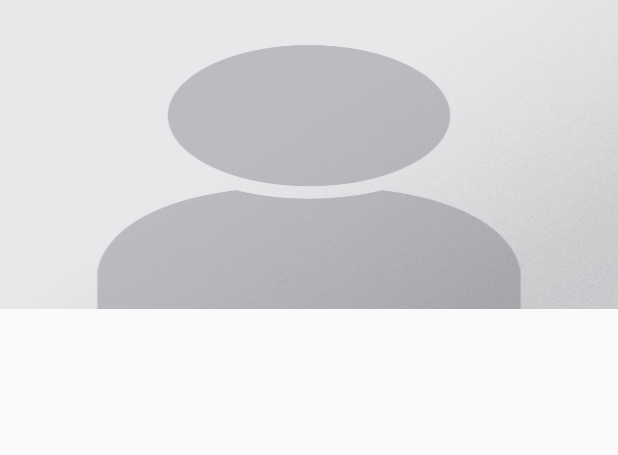
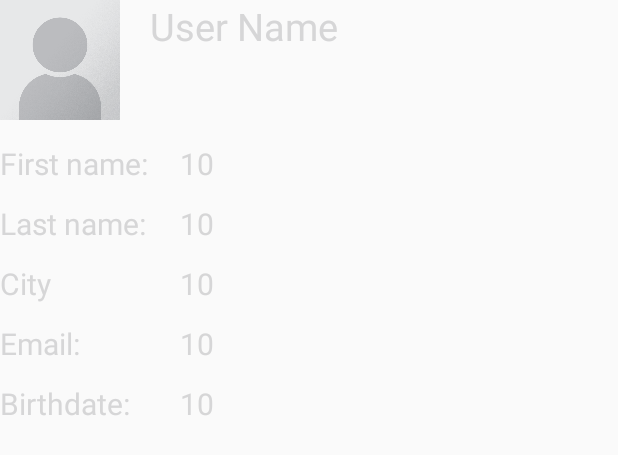
Before and after one commit to sagidana/TrailMe, an Android app: the layout fragment_user_details.xml on its own in the app's theme, with its tools: preview values and no code run, on a phone screen of 412 x 824 dp. Shown: the top 455 px of the screen. Run offline under Robolectric (Android 15) with nearby library versions, the phone set to English and light mode, and no system bars.

Commit message:
user view!

```diff
--- a/App/TrailMe/app/src/main/java/depton/trailme/fragments/HikersFragment.java
+++ b/App/TrailMe/app/src/main/java/depton/trailme/fragments/HikersFragment.java
@@ -101,22 +101,15 @@ public class HikersFragment extends Fragment implements TrailMeListener {
                     User user = new User();
                     user.FirstName = jUsers.getJSONObject(i).getString("FirstName");
                     user.SurName = jUsers.getJSONObject(i).getString("LastName");
-                    user.ID= jUsers.getJSONObject(i).getString("Id");
+                    user.ID = jUsers.getJSONObject(i).getString("Id");
+                    user.Email = jUsers.getJSONObject(i).getString("MailAddress");
+                    user.City = jUsers.getJSONObject(i).getString("City");
+                    user.Birthdate = jUsers.getJSONObject(i).getString("BirthDate");
 
                     users.add(user);
                 }
+
                 mAdapter.updateList(users);
-//                ArrayList<User> users = new ArrayList<>(output.length);
-//
-//                for (int i = 0; i < output.length; i++) {
-//                    User u = new User();
-//                    u.ID = output[i].get("Id");
-//                    u.FirstName = output[i].get("FirstName");
-//                    u.SurName = output[i].get("LastName");
-//                    users.add(u);
-//                    Log.d("Hikers", "HikerFragment - processFinish: Added track " + u.FirstName + " in ID" + String.valueOf(i) + " ");
-//                }
-//                mAdapter.updateList(users);
             }
             else {
                 Log.d("ERROR", "processFinish: Issues Connecting to the server");
--- a/App/TrailMe/app/src/main/java/depton/trailme/fragments/UserDetails.java
+++ b/App/TrailMe/app/src/main/java/depton/trailme/fragments/UserDetails.java
@@ -27,10 +27,7 @@ public class UserDetails extends Fragment {
 
     private OnFragmentInteractionListener mListener;
 
-    public UserDetails() {
-        // Required empty public constructor
-    }
-
+    public UserDetails() { }
 
     public static UserDetails newInstance(User user) {
         UserDetails fragment = new UserDetails();
@@ -51,10 +48,28 @@ public class UserDetails extends Fragment {
     @Override
     public View onCreateView(LayoutInflater inflater, ViewGroup container,
                              Bundle savedInstanceState) {
-        // Inflate the layout for this fragment
+
         View v = inflater.inflate(R.layout.fragment_user_details, container, false);
-        TextView UserName = (TextView)v.findViewById(R.id.UserName);
-        UserName.setText(user.ID);
+
+        TextView username = (TextView)v.findViewById(R.id.userName);
+        username.setText(user.Email);
+
+        TextView firstname = (TextView)v.findViewById(R.id.firstname);
+        firstname.setText(user.FirstName);
+
+        TextView lastname = (TextView)v.findViewById(R.id.lastname);
+        lastname.setText(user.SurName);
+
+        TextView city = (TextView)v.findViewById(R.id.city);
+        city.setText(user.City);
+
+        TextView email = (TextView)v.findViewById(R.id.email);
+        email.setText(user.Email);
+
+        TextView birthdate = (TextView)v.findViewById(R.id.birthdate);
+        birthdate.setText(user.Birthdate);
+
+
         return v;
     }
 
--- a/App/TrailMe/app/src/main/java/depton/trailme/models/User.java
+++ b/App/TrailMe/app/src/main/java/depton/trailme/models/User.java
@@ -11,6 +11,9 @@ public class User implements Parcelable {
     public String ID;
     public String FirstName;
     public String SurName;
+    public String Email;
+    public String City;
+    public String Birthdate;
     public Image[] Images;
     public Skill[] Skills;
     public Enums.Languages[] Languages;
@@ -25,6 +28,9 @@ public class User implements Parcelable {
         dest.writeString(this.ID);
         dest.writeString(this.FirstName);
         dest.writeString(this.SurName);
+        dest.writeString(this.Email);
+        dest.writeString(this.City);
+        dest.writeString(this.Birthdate);
         //dest.writeParcelable(this.Images, flags);
         //dest.writeParcelable(this.Skills, flags);
         //dest.writeParcelable(this.Languages, flags);
@@ -37,6 +43,10 @@ public class User implements Parcelable {
         this.ID = in.readString();
         this.FirstName = in.readString();
         this.SurName = in.readString();
+        this.Email = in.readString();
+        this.City = in.readString();
+        this.Birthdate = in.readString();
+
         //this.Images = in.readParcelable(Image[].class.getClassLoader());
         //this.Skills = in.readParcelable(Skill[].class.getClassLoader());
         //this.Languages = in.readParcelable(Enums.Languages[].class.getClassLoader());
--- a/App/TrailMe/app/src/main/res/layout/fragment_user_details.xml
+++ b/App/TrailMe/app/src/main/res/layout/fragment_user_details.xml
@@ -4,39 +4,151 @@
     android:layout_height="match_parent"
     tools:context="depton.trailme.fragments.UserDetails">
 
-    <!-- TODO: Update blank fragment layout -->
     <LinearLayout xmlns:android="http://schemas.android.com/apk/res/android"
         android:orientation="vertical"
-        android:layout_width="match_parent"
-        android:layout_height="match_parent">
+        android:layout_width="fill_parent"
+        android:layout_height="fill_parent">
+
+        <LinearLayout
+            android:orientation="vertical"
+            android:layout_width="match_parent"
+            android:layout_height="wrap_content">
+
+            <RelativeLayout
+                android:layout_width="fill_parent"
+                android:layout_height="wrap_content" >
+
+                <ImageView
+                    android:layout_width="80dp"
+                    android:layout_height="wrap_content"
+                    android:src="@drawable/empty_profile"
+                    android:adjustViewBounds="true"
+                    android:scaleType="fitXY"
+                    android:id="@+id/MainPic" />
+
+                <TextView
+                    android:id="@+id/userName"
+                    android:layout_width="match_parent"
+                    android:layout_height="wrap_content"
+                    android:layout_marginLeft="100dp"
+                    android:text="User Name"
+                    android:textColor="@color/common_plus_signin_btn_text_light_pressed"
+                    android:textSize="25sp"/>
+
+            </RelativeLayout>
+
+        </LinearLayout>
+
+        <RelativeLayout
+            android:layout_marginTop="15dp"
+            android:layout_width="match_parent"
+            android:layout_height="40dp">
+
+            <TextView
+                android:layout_width="wrap_content"
+                android:layout_height="wrap_content"
+                android:gravity="bottom"
+                android:text="First name:"
+                android:textColor="@color/common_plus_signin_btn_text_light_pressed"
+                android:textSize="20sp"/>
+            <TextView
+                android:id="@+id/firstname"
+                android:layout_width="wrap_content"
+                android:layout_height="wrap_content"
+                android:layout_marginLeft="120dp"
+                android:text="10"
+                android:textColor="@color/common_plus_signin_btn_text_light_pressed"
+                android:textSize="20sp"/>
+
+        </RelativeLayout>
+
         <RelativeLayout
             android:layout_width="match_parent"
-            android:layout_height="0dp"
-            android:layout_weight="0.25">
-            <ImageView
-                android:layout_width="match_parent"
-                android:layout_height="match_parent"
-                android:src="@drawable/empty_profile"
-                android:adjustViewBounds="true"
-                android:scaleType="fitXY"
-                android:id="@+id/MainPic"
-                />
+            android:layout_height="40dp">
+
             <TextView
-                android:id="@+id/UserName"
                 android:layout_width="wrap_content"
                 android:layout_height="wrap_content"
-                android:layout_alignParentTop="true"
-                android:layout_alignParentBottom="true"
                 android:gravity="bottom"
-                android:textColor="@color/colorPrimaryDark"
-                android:textSize="50dp"/>
+                android:text="Last name:"
+                android:textColor="@color/common_plus_signin_btn_text_light_pressed"
+                android:textSize="20sp"/>
+            <TextView
+                android:id="@+id/lastname"
+                android:layout_width="wrap_content"
+                android:layout_height="wrap_content"
+                android:layout_marginLeft="120dp"
+                android:text="10"
+                android:textColor="@color/common_plus_signin_btn_text_light_pressed"
+                android:textSize="20sp"/>
 
         </RelativeLayout>
-        <View
+
+        <RelativeLayout
             android:layout_width="match_parent"
-            android:layout_height="0dp"
-            android:layout_weight="0.75"
-            />
+            android:layout_height="40dp">
+
+            <TextView
+                android:layout_width="wrap_content"
+                android:layout_height="wrap_content"
+                android:gravity="bottom"
+                android:text="City"
+                android:textColor="@color/common_plus_signin_btn_text_light_pressed"
+                android:textSize="20sp"/>
+            <TextView
+                android:id="@+id/city"
+                android:layout_width="wrap_content"
+                android:layout_height="wrap_content"
+                android:layout_marginLeft="120dp"
+                android:text="10"
+                android:textColor="@color/common_plus_signin_btn_text_light_pressed"
+                android:textSize="20sp"/>
+
+        </RelativeLayout>
+
+        <RelativeLayout
+            android:layout_width="match_parent"
+            android:layout_height="40dp">
+
+            <TextView
+                android:layout_width="wrap_content"
+                android:layout_height="wrap_content"
+                android:gravity="bottom"
+                android:text="Email:"
+                android:textColor="@color/common_plus_signin_btn_text_light_pressed"
+                android:textSize="20sp"/>
+            <TextView
+                android:id="@+id/email"
+                android:layout_width="wrap_content"
+                android:layout_height="wrap_content"
+                android:layout_marginLeft="120dp"
+                android:text="10"
+                android:textColor="@color/common_plus_signin_btn_text_light_pressed"
+                android:textSize="20sp"/>
+
+        </RelativeLayout>
+
+        <RelativeLayout
+            android:layout_width="match_parent"
+            android:layout_height="40dp">
+
+            <TextView
+                android:layout_width="wrap_content"
+                android:layout_height="wrap_content"
+                android:gravity="bottom"
+                android:text="Birthdate:"
+                android:textColor="@color/common_plus_signin_btn_text_light_pressed"
+                android:textSize="20sp"/>
+            <TextView
+                android:id="@+id/birthdate"
+                android:layout_width="wrap_content"
+                android:layout_height="wrap_content"
+                android:layout_marginLeft="120dp"
+                android:text="10"
+                android:textColor="@color/common_plus_signin_btn_text_light_pressed"
+                android:textSize="20sp"/>
+
+        </RelativeLayout>
+
     </LinearLayout>
-
 </FrameLayout>
```
